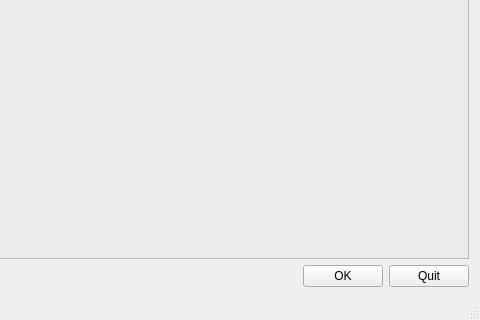
First picture: the form in kdeconnect-win/kdeconnect-qt/mainwindow.ui, repository gnome71/winconnect, before the edit; both pictures show x 502 to 982 and y 397 to 717 of the 982 by 717 pixel window.
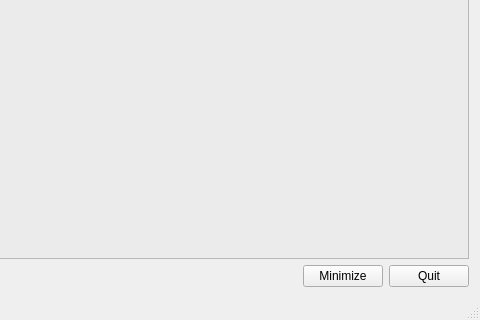
Second picture: the form after the edit. Icons and pictures are not drawn.

```diff
--- a/kdeconnect-win/kdeconnect-qt/mainwindow.ui
+++ b/kdeconnect-win/kdeconnect-qt/mainwindow.ui
@@ -279,7 +279,7 @@
         <item>
          <widget class="QPushButton" name="pushButtonOk">
           <property name="text">
-           <string>OK</string>
+           <string>Minimize</string>
           </property>
          </widget>
         </item>
```
